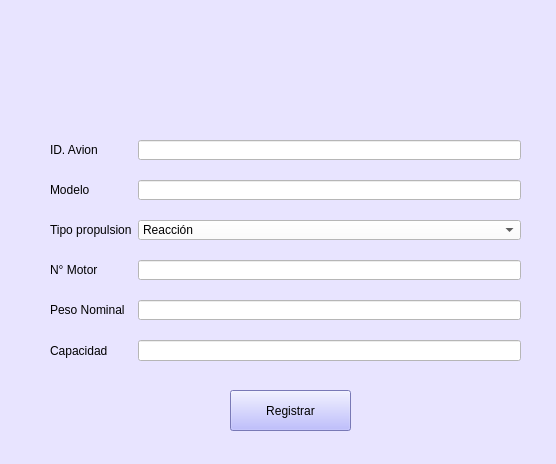
First picture: the form in Interfaces Aeropuerto/registrarAvion.ui, repository vanesagustin98/Aerocamp, before the edit.
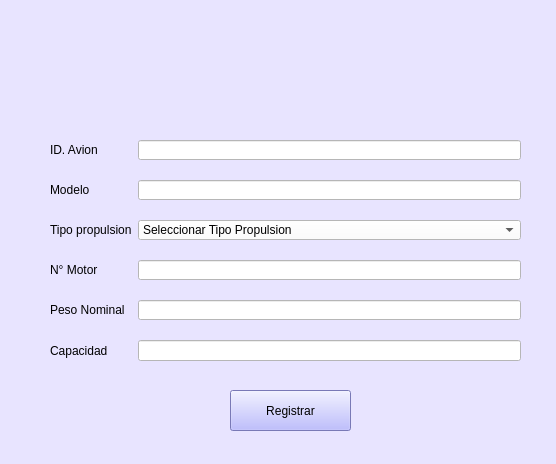
Second picture: the form after the edit. Icons and pictures are not drawn.

Diff of the .ui file:
```diff
--- a/Interfaces Aeropuerto/registrarAvion.ui
+++ b/Interfaces Aeropuerto/registrarAvion.ui
@@ -132,6 +132,11 @@
       <property name="styleSheet">
        <string notr="true">background-color: rgb(255, 255, 255);</string>
       </property>
+      <item>
+       <property name="text">
+        <string>Seleccionar Tipo Propulsion</string>
+       </property>
+      </item>
       <item>
        <property name="text">
         <string>Reacción</string>
@@ -154,7 +159,7 @@
   <widget class="QLabel" name="label">
    <property name="geometry">
     <rect>
-     <x>210</x>
+     <x>220</x>
      <y>10</y>
      <width>121</width>
      <height>111</height>
```
